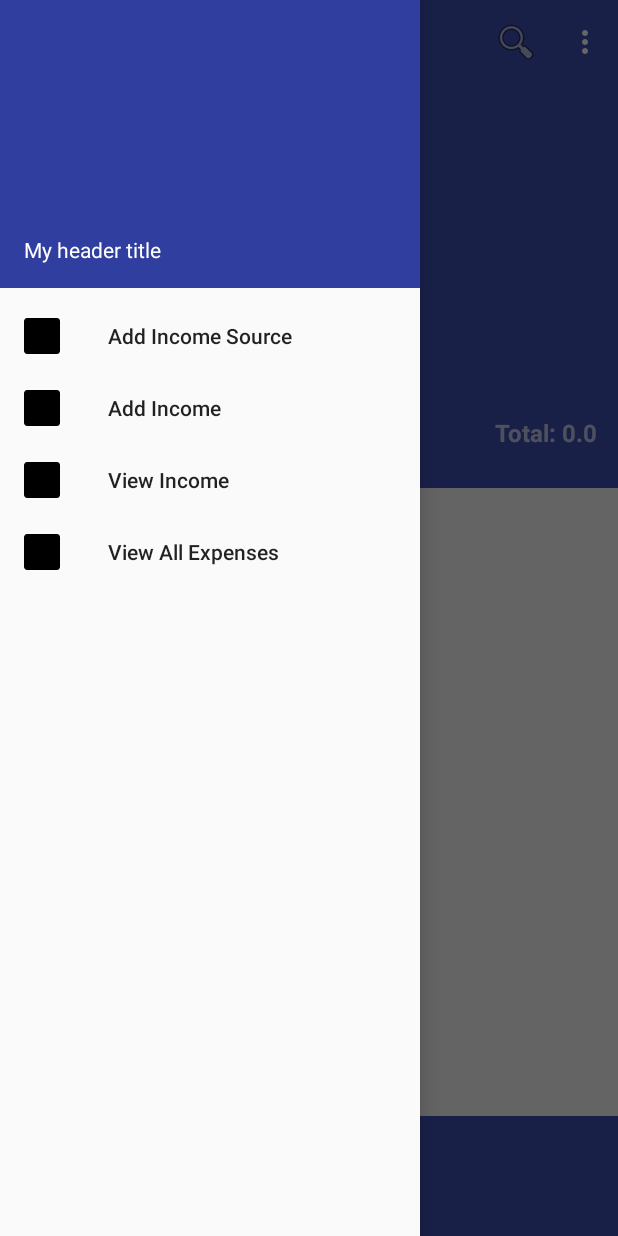
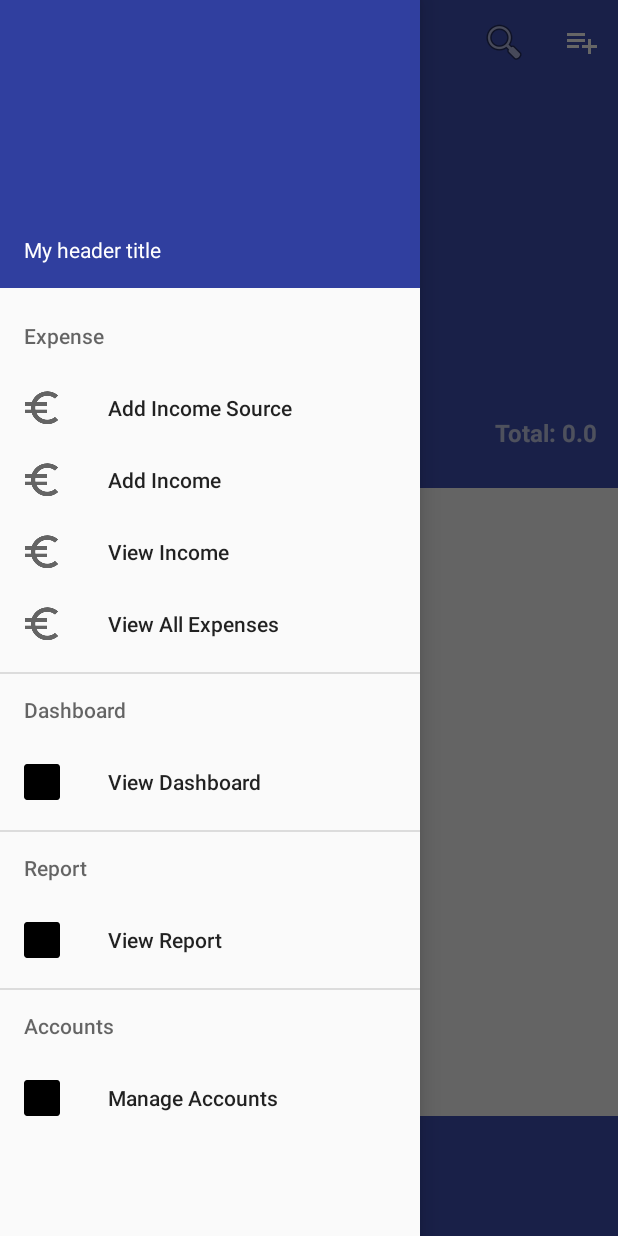
Before and after one commit to syedtanvirahmad/smartwallet, an Android app: the screen it shows after launch once a user with an empty profile is signed in (MainActivity), with the side drawer open, on a phone screen of 412 x 824 dp. Run offline under Robolectric (Android 15) with nearby library versions, the phone set to English and light mode, and no system bars; our stand-ins replace Firebase (no records; nobody signed in at launch, a user with empty details on screens opened directly), Room's generated code; libraries missing offline, so code that uses them is left out: android.arch.persistence, com.firebase.jobdispatcher, com.prolificinteractive.materialcalendarview; plain views replace MaterialCalendarView; 5 statements that could not run were skipped.

Commit message:
bank account page added

```diff
--- a/app/src/main/AndroidManifest.xml
+++ b/app/src/main/AndroidManifest.xml
@@ -67,7 +67,9 @@
 
         <activity
             android:name=".LoginActivity"
-            android:label="@string/title_activity_login"></activity>
+            android:label="@string/title_activity_login" />
+        <activity android:name=".ManageBankAccountsActivity"
+            android:parentActivityName=".MainActivity"></activity>
     </application>
 
 </manifest>
--- a/app/src/main/java/com/pencilbox/user/smartwallet/Database/ExpenseDao.java
+++ b/app/src/main/java/com/pencilbox/user/smartwallet/Database/ExpenseDao.java
@@ -100,4 +100,13 @@ public interface ExpenseDao {
     @Query("select sum(income_amount) from income_table where income_date like:date")
     double getTotalIncomeByDate(String date);
 
+    /*
+    * bank account
+    * */
+
+    @Insert
+    long addBankAccount(BankAccount bankAccount);
+
+    @Query("select * from bank_account")
+    LiveData<List<BankAccount>>getAllBankAccounts();
 }
--- a/app/src/main/java/com/pencilbox/user/smartwallet/Database/ExpenseDatabase.java
+++ b/app/src/main/java/com/pencilbox/user/smartwallet/Database/ExpenseDatabase.java
@@ -13,7 +13,7 @@ import com.pencilbox.user.smartwallet.Utils.Constants;
 /**
  * Created by User on 11/21/2017.
  */
-@Database(entities = {Expense.class,IncomeSource.class,Income.class},version = 5)
+@Database(entities = {Expense.class,IncomeSource.class,Income.class,BankAccount.class},version = 6)
 public abstract class ExpenseDatabase extends RoomDatabase{
     public abstract ExpenseDao expenseDao();
 
@@ -59,10 +59,22 @@ public abstract class ExpenseDatabase extends RoomDatabase{
             database.execSQL("ALTER TABLE income_table_new RENAME TO income_table");
         }
     };
+
+    static final Migration MIGRATION_5_6 = new Migration(5,6) {
+        @Override
+        public void migrate(@NonNull SupportSQLiteDatabase database) {
+            database.execSQL("CREATE TABLE `bank_account`(" +
+                    "`accountId` INTEGER PRIMARY KEY NOT NULL, " +
+                    "`bank_name` TEXT, " +
+                    "`account_name` TEXT, " +
+                    "`account_no` TEXT, " +
+                    "`total_balance` REAL NOT NULL)");
+        }
+    };
     public static ExpenseDatabase getInstance(Context context){
         return Room.databaseBuilder(context,ExpenseDatabase.class, Constants.DATABASE_NAME)
                 .allowMainThreadQueries()
-                .addMigrations(MIGRATION_1_2,MIGRATION_2_3,MIGRATION_3_4,MIGRATION_4_5)
+                .addMigrations(MIGRATION_1_2,MIGRATION_2_3,MIGRATION_3_4,MIGRATION_4_5,MIGRATION_5_6)
                 .build();
     }
 }
--- /dev/null
+++ b/app/src/main/res/drawable/ic_accuont_white_24dp.xml
@@ -0,0 +1,5 @@
+<vector android:height="24dp" android:tint="#FFFFFF"
+    android:viewportHeight="24.0" android:viewportWidth="24.0"
+    android:width="24dp" xmlns:android="http://schemas.android.com/apk/res/android">
+    <path android:fillColor="#FF000000" android:pathData="M4,10v7h3v-7L4,10zM10,10v7h3v-7h-3zM2,22h19v-3L2,19v3zM16,10v7h3v-7h-3zM11.5,1L2,6v2h19L21,6l-9.5,-5z"/>
+</vector>
--- a/app/src/main/res/drawable/ic_chart.xml
+++ b/app/src/main/res/drawable/ic_chart.xml
@@ -4,6 +4,6 @@
         android:viewportWidth="24.0"
         android:viewportHeight="24.0">
     <path
-        android:fillColor="#FFFFF000"
+        android:fillColor="#FFFFFFFF"
         android:pathData="M19,3L5,3c-1.1,0 -2,0.9 -2,2v14c0,1.1 0.9,2 2,2h14c1.1,0 2,-0.9 2,-2L21,5c0,-1.1 -0.9,-2 -2,-2zM9,17L7,17v-7h2v7zM13,17h-2L11,7h2v10zM17,17h-2v-4h2v4z"/>
 </vector>
--- /dev/null
+++ b/app/src/main/res/drawable/ic_menu_drawer_white_24dp.xml
@@ -0,0 +1,5 @@
+<vector android:height="24dp" android:tint="#FFFFFF"
+    android:viewportHeight="24.0" android:viewportWidth="24.0"
+    android:width="24dp" xmlns:android="http://schemas.android.com/apk/res/android">
+    <path android:fillColor="#FF000000" android:pathData="M3,18h18v-2L3,16v2zM3,13h18v-2L3,11v2zM3,6v2h18L21,6L3,6z"/>
+</vector>
--- /dev/null
+++ b/app/src/main/res/drawable/ic_shoplist_white_24dp.xml
@@ -0,0 +1,5 @@
+<vector android:height="24dp" android:tint="#FFFFFF"
+    android:viewportHeight="24.0" android:viewportWidth="24.0"
+    android:width="24dp" xmlns:android="http://schemas.android.com/apk/res/android">
+    <path android:fillColor="#FF000000" android:pathData="M14,10L2,10v2h12v-2zM14,6L2,6v2h12L14,6zM18,14v-4h-2v4h-4v2h4v4h2v-4h4v-2h-4zM2,16h8v-2L2,14v2z"/>
+</vector>
--- a/app/src/main/res/layout/toolbar.xml
+++ b/app/src/main/res/layout/toolbar.xml
@@ -7,7 +7,6 @@
    android:minHeight="?android:attr/actionBarSize"
     android:background="@color/colorPrimary"
     app:titleTextColor="#ffffff"
-    android:transitionName="tActionBar"
     android:elevation="5dp"
     app:popupTheme="@style/ThemeOverlay.AppCompat.Dark">
 
--- a/app/src/main/res/menu/drawer_menu.xml
+++ b/app/src/main/res/menu/drawer_menu.xml
@@ -1,19 +1,50 @@
 <?xml version="1.0" encoding="utf-8"?>
 <menu xmlns:android="http://schemas.android.com/apk/res/android">
+    <item android:title="Expense">
+        <menu>
             <item
                 android:id="@+id/nav_addIncomeSource"
-        android:icon="@mipmap/ic_launcher"
+                android:icon="@drawable/money_icon"
                 android:title="@string/add_income_source" />
             <item
                 android:id="@+id/nav_addIncome"
-        android:icon="@mipmap/ic_launcher"
+                android:icon="@drawable/money_icon"
                 android:title="@string/add_income" />
             <item
                 android:id="@+id/nav_viewIncome"
-        android:icon="@mipmap/ic_launcher"
+                android:icon="@drawable/money_icon"
                 android:title="@string/view_income" />
             <item
                 android:id="@+id/nav_viewExpenses"
-        android:icon="@mipmap/ic_launcher"
+                android:icon="@drawable/money_icon"
                 android:title="@string/view_expense" />
         </menu>
+    </item>
+
+    <item android:title="Dashboard">
+        <menu>
+            <item
+                android:id="@+id/dashboard"
+                android:icon="@mipmap/ic_launcher"
+                android:title="View Dashboard" />
+        </menu>
+    </item>
+    <item android:title="Report">
+        <menu>
+            <item
+                android:id="@+id/report"
+                android:icon="@mipmap/ic_launcher"
+                android:title="View Report" />
+        </menu>
+    </item>
+
+    <item android:title="Accounts">
+        <menu>
+            <item
+                android:id="@+id/accounts"
+                android:icon="@mipmap/ic_launcher"
+                android:title="Manage Accounts" />
+        </menu>
+    </item>
+
+</menu>
--- a/app/src/main/res/menu/main_menu.xml
+++ b/app/src/main/res/menu/main_menu.xml
@@ -6,12 +6,9 @@
         app:showAsAction="ifRoom|collapseActionView"
         app:actionViewClass="android.support.v7.widget.SearchView"
         android:icon="@android:drawable/ic_menu_search"/>
-    <item android:id="@+id/viewReport"
-        android:title="View Report"
-        app:showAsAction="never"
-        />
-    <item android:id="@+id/dashboard"
-        android:title="Dashboard"
-        app:showAsAction="never"
-        />
+    <item android:title="shoppingList"
+        android:id="@+id/shoppingList"
+        android:icon="@drawable/ic_shoplist_white_24dp"
+        app:showAsAction="ifRoom"/>
+
 </menu>
--- a/app/src/main/res/values/styles.xml
+++ b/app/src/main/res/values/styles.xml
@@ -14,6 +14,10 @@
     </style>
     <style name="expenseTextStyle" parent="amoountStyle">
         <item name="android:textStyle">italic|bold</item>
+    </style>
+    <style name="accountHeaderTextStyle" parent="amoountStyle">
+        <item name="android:textStyle">italic|bold</item>
+        <item name="android:textSize">18sp</item>
 
     </style>
     <style name="button_tab_style">
```
Also changed, not shown: app/src/main/java/com/pencilbox/user/smartwallet/Adapter/AccountAdapter.java (added, +56 -0 lines), app/src/main/java/com/pencilbox/user/smartwallet/Database/BankAccount.java (added, +75 -0 lines), app/src/main/java/com/pencilbox/user/smartwallet/MainActivity.java (+52 -47 lines), app/src/main/java/com/pencilbox/user/smartwallet/ManageBankAccountsActivity.java (added, +125 -0 lines), app/src/main/java/com/pencilbox/user/smartwallet/ViewModel/AccountViewModel.java (added, +37 -0 lines), app/src/main/res/layout/account_row.xml (added, +38 -0 lines), app/src/main/res/layout/activity_manage_bank_accounts.xml (added, +16 -0 lines), app/src/main/res/layout/add_bank_account.xml (added, +64 -0 lines), app/src/main/res/menu/account_menu.xml (added, +8 -0 lines). Lines whose indentation alone changed are shown as unchanged.
